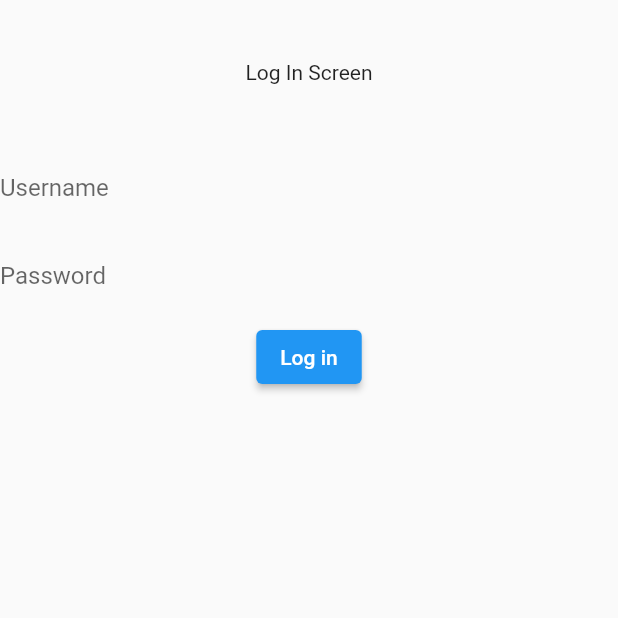
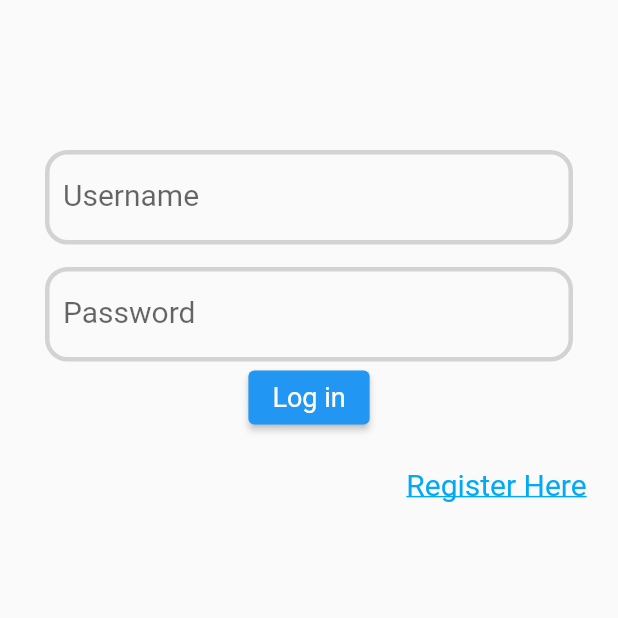
Before and after one commit to mariohervil/animalyuPost, a Flutter app: the screen it shows after launch, on a phone screen of 412 x 824 dp, the top half of it. Run offline on Flutter 3.47's test engine with Material 2 defaults, Android fonts, the phone set to English and light mode, and no system bars; Roboto replaces fonts that are missing (Rubik-Light).

Commit message:
Register ok cambios textfield

```diff
--- a/lib/main.dart
+++ b/lib/main.dart
@@ -1,8 +1,11 @@
 import 'dart:io';
 import 'package:flutter/material.dart';
 import 'package:http/http.dart' as http;
+import 'package:prueba/RegisterApp.dart';
 
-void main() => runApp(const MyApp());
+void main(){runApp(const MaterialApp(
+title: 'Your title',
+home: MyApp(),));}
 
 class MyApp extends StatefulWidget {
   const MyApp({Key? key}) : super(key: key);
@@ -12,6 +15,7 @@ class MyApp extends StatefulWidget {
 }
 
 class _MyAppState extends State<MyApp> {
+
   static String username = "";
   static String password = "";
   final _messengerKey = GlobalKey<ScaffoldMessengerState>();
@@ -47,19 +51,16 @@ class _MyAppState extends State<MyApp> {
     password = uPController.text;
     try {
       if (username == "" && password == "") {
-        throw Exception("Username and Password Field are Empty");
+        _messengerKey.currentState?.showSnackBar(const SnackBar(
+            content: Text('Ambos campos vacíos'), backgroundColor: Colors.red));
       } else if (username == "") {
         throw Exception("Username Field is Empty");
-      } else if (password == "") {
-        throw Exception("Password Field is Empty");
       } else {
         Map<String, String> loginBody = {
           'mode': 'login',
           'username': username,
           'password': password
         };
-
-        //print(username + " " + password);
         makePostRequest(url, loginBody);
       }
     } on Exception catch (e) {
@@ -76,17 +77,20 @@ class _MyAppState extends State<MyApp> {
           content: Text('Logged In'), backgroundColor: Colors.green));
     } else {
       _messengerKey.currentState?.showSnackBar(const SnackBar(
-          content: Text('Incorrect username or password'), backgroundColor: Colors.red));
+          content: Text('Incorrect username or password'),
+          backgroundColor: Colors.red));
     }
   }
 
   @override
   Widget build(BuildContext context) {
-//${uNController.text}
+    final Color color = HexColor.fromHex('#D3D3D3');
+
     return MaterialApp(
       theme: ThemeData(
           snackBarTheme: const SnackBarThemeData(
-              contentTextStyle: TextStyle(fontFamily: "Rubik-Light"))),
+              contentTextStyle:
+                  TextStyle(fontFamily: "Rubik-Light", fontSize: 20))),
       scaffoldMessengerKey: _messengerKey,
       debugShowCheckedModeBanner: false,
       home: Scaffold(
@@ -94,30 +98,85 @@ class _MyAppState extends State<MyApp> {
             child: Column(
           children: [
             const Padding(
-              padding: EdgeInsets.all(40.0),
-              child: Text("Log In Screen"),
+              padding: EdgeInsets.fromLTRB(60, 50, 0, 0),
+              // child: Text("Log In Screen"),
             ),
-            TextField(
+            Padding(
+              padding: const EdgeInsets.fromLTRB(30, 50, 30, 0),
+              child: TextField(
+                style: const TextStyle(fontSize: 20),
                 controller: uNController,
-                decoration: const InputDecoration(
-                    border: InputBorder.none,
+                decoration: InputDecoration(
                     labelText: 'Username',
-                    hintText: 'Enter Your Username')),
-            TextField(
+                    enabledBorder: OutlineInputBorder(
+                      borderSide: BorderSide(width: 3, color: color),
+                      borderRadius: BorderRadius.circular(15),
+                    ),
+                    focusedBorder: OutlineInputBorder(
+                      borderSide:
+                          const BorderSide(width: 3, color: Colors.blue),
+                      borderRadius: BorderRadius.circular(15),
+                    )),
+              ),
+            ),
+            Padding(
+              padding: const EdgeInsets.fromLTRB(30, 15, 30, 0),
+              child: TextField(
+                style: const TextStyle(fontSize: 20),
                 controller: uPController,
-                obscureText: true,
-                decoration: const InputDecoration(
-                    border: InputBorder.none,
+                decoration: InputDecoration(
                     labelText: 'Password',
-                    hintText: 'Enter Your Password')),
+                    enabledBorder: OutlineInputBorder(
+                      borderSide: BorderSide(width: 3, color: color),
+                      borderRadius: BorderRadius.circular(15),
+                    ),
+                    focusedBorder: OutlineInputBorder(
+                      borderSide:
+                          const BorderSide(width: 3, color: Colors.blue),
+                      borderRadius: BorderRadius.circular(15),
+                    )),
+              ),
+            ),
             ElevatedButton(
+              style: ElevatedButton.styleFrom(
+                  textStyle: const TextStyle(fontSize: 18)),
               onPressed: postData,
               child: const Text("Log in"),
             ),
+            Padding(
+              padding: const EdgeInsets.fromLTRB(250, 10, 0, 0),
+              child: ElevatedButton(
+                  style: ElevatedButton.styleFrom(
+                      //padding: const EdgeInsets.fromLTRB(250, 0, 0, 0),
+                      elevation: 0.00,
+                      primary: Colors.transparent,
+                      textStyle: const TextStyle(
+                          fontSize: 20, fontFamily: "Rubik-Light"),
+                      shape: const RoundedRectangleBorder(
+                          borderRadius: BorderRadius.zero,
+                          side: BorderSide(color: Colors.transparent))),
+                  child: const Text(
+                    'Register Here',
+                    style: TextStyle(
+                        color: Colors.lightBlue,
+                        decoration: TextDecoration.underline),
+                  ),
+                  onPressed: () {
+                   // _navigateToNextScreen(context);
+                    Navigator.push(
+                      context,
+                      MaterialPageRoute(builder: (context) => const RegisterApp()),);
+                  }),
+            )
           ],
         )),
       ),
     );
+  }
+
+  void _navigateToNextScreen(BuildContext context) {
+    Navigator.of(context)
+        .push(MaterialPageRoute(builder: (context) => const RegisterApp()));
   }
 }
 
@@ -129,3 +188,20 @@ class MyHttpOverrides extends HttpOverrides {
           (X509Certificate cert, String host, int port) => true;
   }
 }
+
+extension HexColor on Color {
+  /// String is in the format "aabbcc" or "ffaabbcc" with an optional leading "#".
+  static Color fromHex(String hexString) {
+    final buffer = StringBuffer();
+    if (hexString.length == 6 || hexString.length == 7) buffer.write('ff');
+    buffer.write(hexString.replaceFirst('#', ''));
+    return Color(int.parse(buffer.toString(), radix: 16));
+  }
+
+  /// Prefixes a hash sign if [leadingHashSign] is set to `true` (default is `true`).
+  String toHex({bool leadingHashSign = true}) => '${leadingHashSign ? '#' : ''}'
+      '${alpha.toRadixString(16).padLeft(2, '0')}'
+      '${red.toRadixString(16).padLeft(2, '0')}'
+      '${green.toRadixString(16).padLeft(2, '0')}'
+      '${blue.toRadixString(16).padLeft(2, '0')}';
+}
```
Also changed, not shown: lib/RegisterApp.dart (added, +204 -0 lines).
